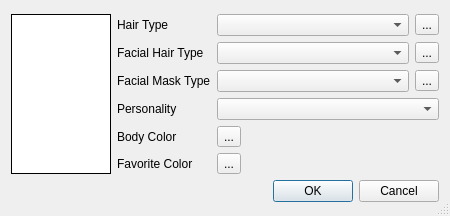
Before: the Qt Designer form starcheat/templates/Appearance.ui in wizzomafizzo/starcheat, drawn with Qt 5.
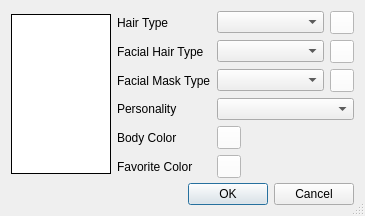
After: the same form once the commit is applied.

Commit message: Expanded Species class, read-only values in appearance dialog

Patch:
```diff
--- a/starcheat/templates/Appearance.ui
+++ b/starcheat/templates/Appearance.ui
@@ -9,7 +9,7 @@
    <rect>
     <x>0</x>
     <y>0</y>
-    <width>450</width>
+    <width>365</width>
     <height>216</height>
    </rect>
   </property>
@@ -87,8 +87,11 @@
          </item>
          <item>
           <widget class="QToolButton" name="hair_color">
+           <property name="styleSheet">
+            <string notr="true">background-color: white</string>
+           </property>
            <property name="text">
-            <string>...</string>
+            <string/>
            </property>
           </widget>
          </item>
@@ -108,8 +111,11 @@
          </item>
          <item>
           <widget class="QToolButton" name="facial_hair_color">
+           <property name="styleSheet">
+            <string notr="true">background-color: white</string>
+           </property>
            <property name="text">
-            <string>...</string>
+            <string/>
            </property>
           </widget>
          </item>
@@ -129,8 +135,11 @@
          </item>
          <item>
           <widget class="QToolButton" name="facial_mask_color">
+           <property name="styleSheet">
+            <string notr="true">background-color: white</string>
+           </property>
            <property name="text">
-            <string>...</string>
+            <string/>
            </property>
           </widget>
          </item>
@@ -155,8 +164,11 @@
        </item>
        <item row="4" column="1">
         <widget class="QToolButton" name="body_color">
+         <property name="styleSheet">
+          <string notr="true">background-color: white</string>
+         </property>
          <property name="text">
-          <string>...</string>
+          <string/>
          </property>
         </widget>
        </item>
@@ -169,8 +181,11 @@
        </item>
        <item row="5" column="1">
         <widget class="QToolButton" name="favorite_color">
+         <property name="styleSheet">
+          <string notr="true">background-color: white</string>
+         </property>
          <property name="text">
-          <string>...</string>
+          <string/>
          </property>
         </widget>
        </item>
```
The commit also changes 5 other files.
